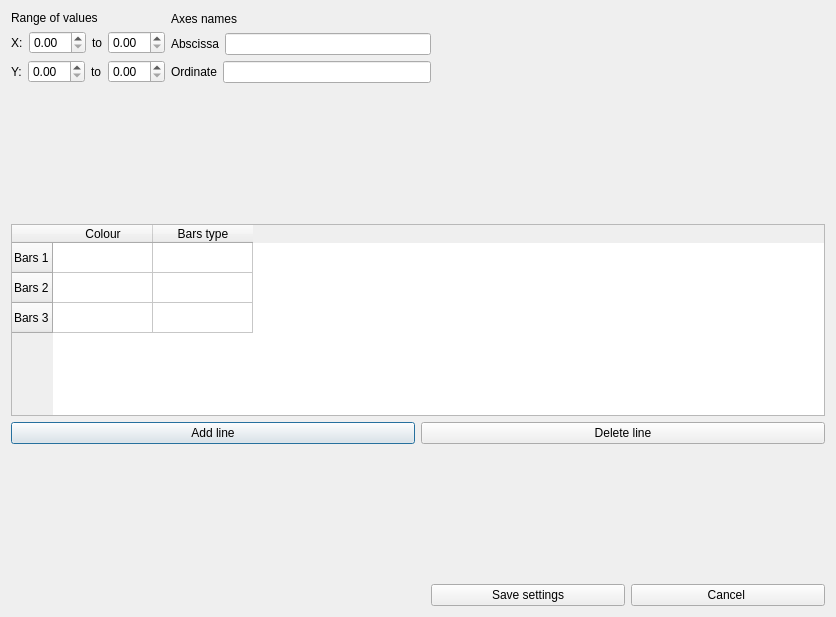
This is bargraphsettings.ui in Kirikus/Experiments-2026S-CPP as Qt 5 draws it before an edit. The edited form follows.
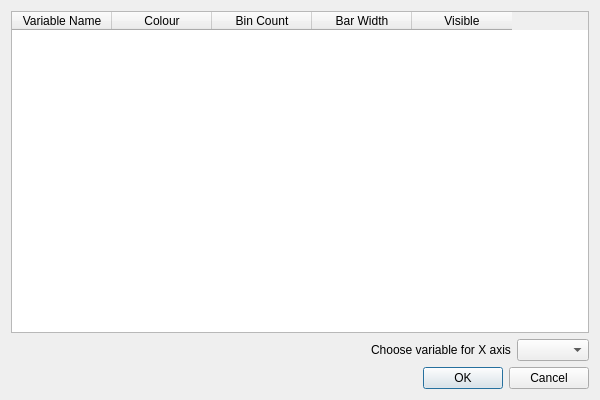
This is the edited form.

Diff of the .ui file:
```diff
--- a/bargraphsettings.ui
+++ b/bargraphsettings.ui
@@ -6,249 +6,84 @@
    <rect>
     <x>0</x>
     <y>0</y>
-    <width>836</width>
-    <height>617</height>
+    <width>600</width>
+    <height>400</height>
    </rect>
   </property>
   <property name="windowTitle">
    <string>Dialog</string>
   </property>
-  <layout class="QGridLayout" name="gridLayout_5">
+  <layout class="QGridLayout" name="gridLayout">
    <item row="0" column="0">
-    <layout class="QGridLayout" name="gridLayout_4">
-     <item row="0" column="0" colspan="3">
-      <layout class="QGridLayout" name="gridLayout_3">
-       <item row="0" column="0" colspan="2">
-        <layout class="QGridLayout" name="gridLayout">
-         <item row="0" column="1">
-          <layout class="QVBoxLayout" name="verticalLayout_4">
-           <item>
-            <widget class="QLabel" name="Names">
-             <property name="text">
-              <string>Axes names</string>
-             </property>
-            </widget>
-           </item>
-           <item>
-            <layout class="QVBoxLayout" name="verticalLayout_3">
-             <item>
-              <layout class="QHBoxLayout" name="horizontalLayout_2">
-               <item>
-                <widget class="QLabel" name="label_11">
-                 <property name="text">
-                  <string>Abscissa</string>
-                 </property>
-                </widget>
-               </item>
-               <item>
-                <widget class="QLineEdit" name="AbsLine"/>
-               </item>
-              </layout>
-             </item>
-             <item>
-              <layout class="QHBoxLayout" name="horizontalLayout_3">
-               <item>
-                <widget class="QLabel" name="OrdinateLabel">
-                 <property name="text">
-                  <string>Ordinate</string>
-                 </property>
-                </widget>
-               </item>
-               <item>
-                <widget class="QLineEdit" name="OrdLine"/>
-               </item>
-              </layout>
-             </item>
-            </layout>
-           </item>
-          </layout>
-         </item>
-         <item row="0" column="0">
-          <layout class="QVBoxLayout" name="verticalLayout_2">
-           <item>
-            <widget class="QLabel" name="label">
-             <property name="text">
-              <string>Range of values</string>
-             </property>
-            </widget>
-           </item>
-           <item>
-            <layout class="QVBoxLayout" name="verticalLayout">
-             <item>
-              <layout class="QHBoxLayout" name="horizontalLayout">
-               <item>
-                <widget class="QLabel" name="label_2">
-                 <property name="text">
-                  <string>X:</string>
-                 </property>
-                </widget>
-               </item>
-               <item>
-                <widget class="QDoubleSpinBox" name="YBox"/>
-               </item>
-               <item>
-                <widget class="QLabel" name="label_3">
-                 <property name="text">
-                  <string>to</string>
-                 </property>
-                </widget>
-               </item>
-               <item>
-                <widget class="QDoubleSpinBox" name="YToBox"/>
-               </item>
-              </layout>
-             </item>
-             <item>
-              <layout class="QHBoxLayout" name="horizontalLayout_4">
-               <item>
-                <widget class="QLabel" name="XLabel">
-                 <property name="text">
-                  <string>Y:</string>
-                 </property>
-                </widget>
-               </item>
-               <item>
-                <widget class="QDoubleSpinBox" name="XBox"/>
-               </item>
-               <item>
-                <widget class="QLabel" name="label_4">
-                 <property name="text">
-                  <string>to</string>
-                 </property>
-                </widget>
-               </item>
-               <item>
-                <widget class="QDoubleSpinBox" name="XToBox"/>
-               </item>
-              </layout>
-             </item>
-            </layout>
-           </item>
-          </layout>
-         </item>
-        </layout>
-       </item>
-      </layout>
+    <layout class="QVBoxLayout" name="verticalLayout">
+     <item>
+      <widget class="QTableWidget" name="BarTable">
+       <column>
+        <property name="text">
+         <string>Variable Name</string>
+        </property>
+       </column>
+       <column>
+        <property name="text">
+         <string>Colour</string>
+        </property>
+       </column>
+       <column>
+        <property name="text">
+         <string>Bin Count</string>
+        </property>
+       </column>
+       <column>
+        <property name="text">
+         <string>Bar Width</string>
+        </property>
+       </column>
+       <column>
+        <property name="text">
+         <string>Visible</string>
+        </property>
+       </column>
+      </widget>
      </item>
-     <item row="0" column="3">
-      <spacer name="horizontalSpacer_3">
-       <property name="orientation">
-        <enum>Qt::Horizontal</enum>
-       </property>
-       <property name="sizeHint" stdset="0">
-        <size>
-         <width>328</width>
-         <height>20</height>
-        </size>
-       </property>
-      </spacer>
-     </item>
-     <item row="1" column="0">
-      <spacer name="verticalSpacer_2">
-       <property name="orientation">
-        <enum>Qt::Vertical</enum>
-       </property>
-       <property name="sizeHint" stdset="0">
-        <size>
-         <width>20</width>
-         <height>13</height>
-        </size>
-       </property>
-      </spacer>
-     </item>
-     <item row="2" column="0" colspan="4">
-      <layout class="QGridLayout" name="gridLayout_2">
-       <item row="1" column="0">
-        <widget class="QPushButton" name="AddLineButton">
-         <property name="text">
-          <string>Add line</string>
+     <item>
+      <layout class="QHBoxLayout" name="horizontalLayout">
+       <item>
+        <spacer name="horizontalSpacer">
+         <property name="orientation">
+          <enum>Qt::Horizontal</enum>
          </property>
-        </widget>
-       </item>
-       <item row="0" column="0" colspan="2">
-        <widget class="QTableWidget" name="BarTable">
-         <row>
-          <property name="text">
-           <string>Bars 1</string>
-          </property>
-         </row>
-         <row>
-          <property name="text">
-           <string>Bars 2</string>
-          </property>
-         </row>
-         <row>
-          <property name="text">
-           <string>Bars 3</string>
-          </property>
-         </row>
-         <column>
-          <property name="text">
-           <string>Colour</string>
-          </property>
-         </column>
-         <column>
-          <property name="text">
-           <string>Bars type</string>
-          </property>
-         </column>
-        </widget>
-       </item>
-       <item row="1" column="1">
-        <widget class="QPushButton" name="DelLineButton">
-         <property name="text">
-          <string>Delete line</string>
+         <property name="sizeHint" stdset="0">
+          <size>
+           <width>40</width>
+           <height>20</height>
+          </size>
          </property>
-        </widget>
+        </spacer>
        </item>
-      </layout>
-     </item>
-     <item row="3" column="1">
-      <spacer name="verticalSpacer_3">
-       <property name="orientation">
-        <enum>Qt::Vertical</enum>
-       </property>
-       <property name="sizeHint" stdset="0">
-        <size>
-         <width>20</width>
-         <height>28</height>
-        </size>
-       </property>
-      </spacer>
-     </item>
-     <item row="4" column="0">
-      <spacer name="horizontalSpacer_2">
-       <property name="orientation">
-        <enum>Qt::Horizontal</enum>
-       </property>
-       <property name="sizeHint" stdset="0">
-        <size>
-         <width>198</width>
-         <height>20</height>
-        </size>
-       </property>
-      </spacer>
-     </item>
-     <item row="4" column="2" colspan="2">
-      <layout class="QHBoxLayout" name="horizontalLayout_6">
        <item>
-        <widget class="QPushButton" name="SaveButton">
+        <widget class="QLabel" name="label">
          <property name="text">
-          <string>Save settings</string>
+          <string>Choose variable for X axis</string>
          </property>
         </widget>
        </item>
        <item>
-        <widget class="QPushButton" name="CancelButton">
-         <property name="text">
-          <string>Cancel </string>
-         </property>
-        </widget>
+        <widget class="QComboBox" name="comboXAxis"/>
        </item>
       </layout>
      </item>
     </layout>
    </item>
+   <item row="1" column="0">
+    <widget class="QDialogButtonBox" name="buttonBox">
+     <property name="orientation">
+      <enum>Qt::Horizontal</enum>
+     </property>
+     <property name="standardButtons">
+      <set>QDialogButtonBox::Cancel|QDialogButtonBox::Ok</set>
+     </property>
+    </widget>
+   </item>
   </layout>
  </widget>
  <resources/>
```
Left out of the diff: 2 changed lines with no effect on the pictures.
